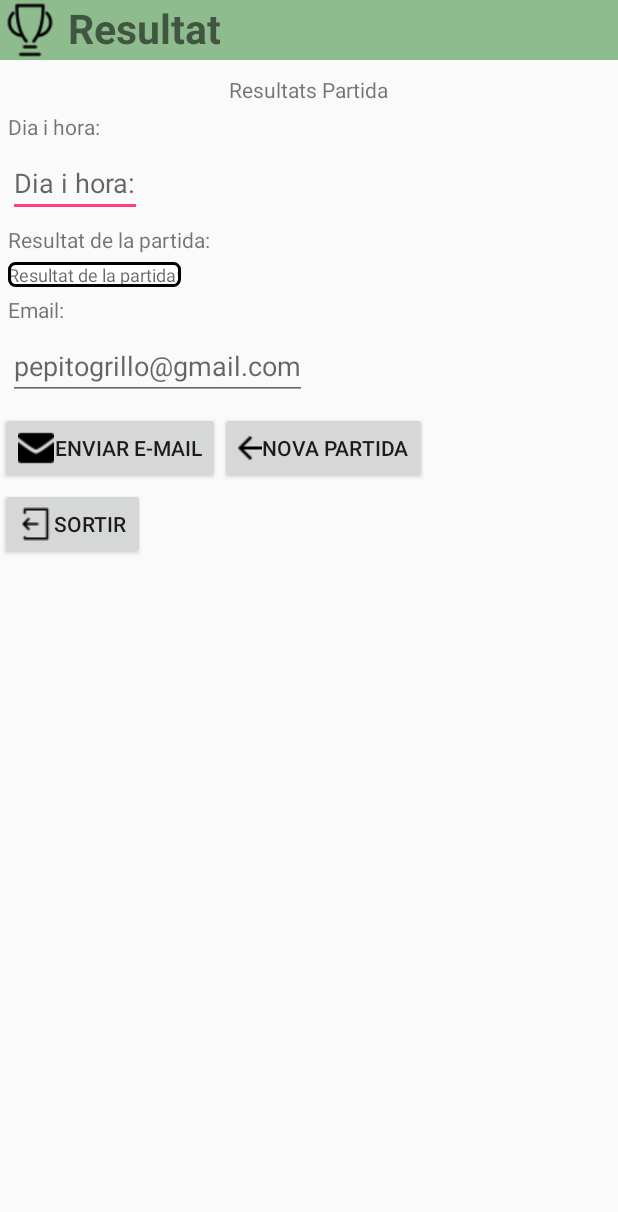
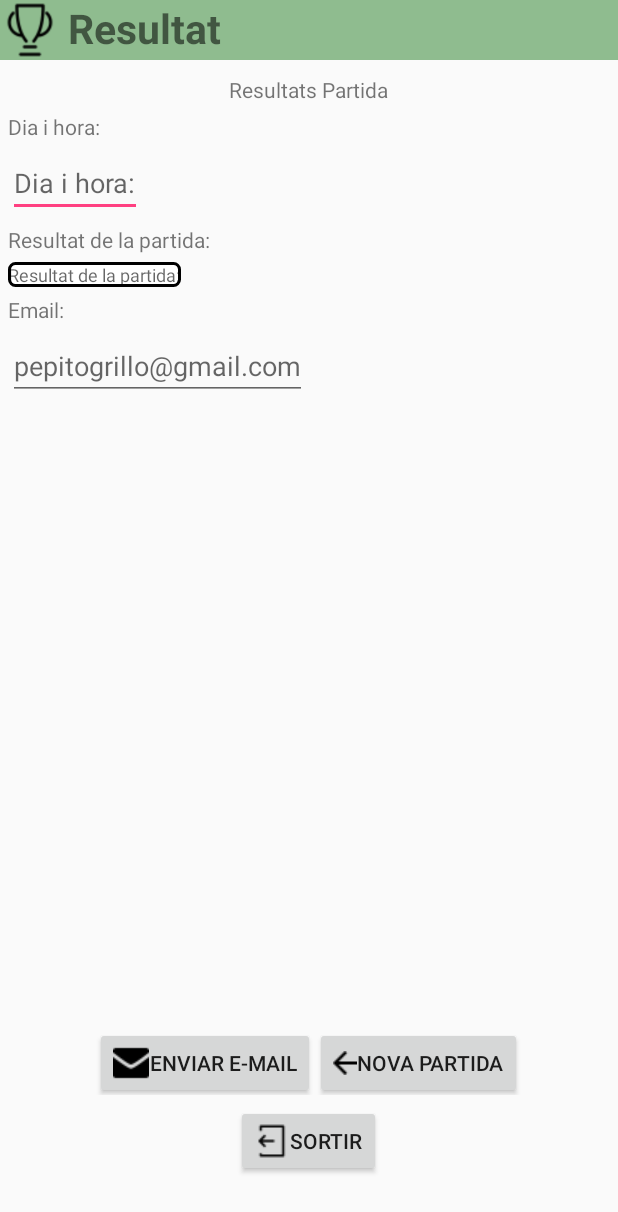
Before and after one commit to lrcarrera/Reversi, an Android app: the layout activity_resultados.xml on its own in the app's theme, with its tools: preview values and no code run, on a phone screen of 412 x 824 dp. Shown: the top 1212 px of the screen. Run offline under Robolectric (Android 15) with nearby library versions, the phone set to English and light mode, and no system bars.

Commit message:
strings changing...

```diff
--- a/app/src/main/res/layout-port/activity_configuracio.xml
+++ b/app/src/main/res/layout-port/activity_configuracio.xml
@@ -119,16 +119,19 @@
                 android:orientation="horizontal">
 
                 <RadioButton
+                    android:id="@+id/radio8"
                     android:layout_width="wrap_content"
                     android:layout_height="match_parent"
                     android:text="@string/opcio_1" />
 
                 <RadioButton
+                    android:id="@+id/radio6"
                     android:layout_width="wrap_content"
                     android:layout_height="wrap_content"
                     android:text="@string/opcio_2" />
 
                 <RadioButton
+                    android:id="@+id/radio4"
                     android:layout_width="wrap_content"
                     android:layout_height="wrap_content"
                     android:text="@string/opcio_3" />
--- a/app/src/main/res/layout/activity_resultados.xml
+++ b/app/src/main/res/layout/activity_resultados.xml
@@ -106,7 +106,9 @@
         android:id="@+id/buttom"
         android:layout_width="wrap_content"
         android:layout_height="wrap_content"
-        android:layout_below="@+id/edit_email"
+        android:layout_alignParentBottom="true"
+        android:layout_centerHorizontal="true"
+        android:layout_marginBottom="94dp"
         android:gravity="center"
         android:orientation="horizontal">
 
@@ -116,19 +118,19 @@
             android:layout_height="wrap_content"
             android:layout_below="@+id/decor_buttom"
             android:layout_centerHorizontal="true"
-            android:text="@string/enviar_email"
             android:layout_marginTop="@dimen/margin_left"
             android:drawableLeft="@drawable/mail_icon"
-            android:onClick="sendEmail"/>
+            android:onClick="sendEmail"
+            android:text="@string/enviar_email" />
 
         <Button
             android:id="@+id/button_nova_partida"
             android:layout_width="wrap_content"
             android:layout_height="wrap_content"
-            android:text="@string/nova_paritda"
             android:layout_marginTop="@dimen/margin_left"
             android:drawableLeft="@drawable/left_arrow"
-            android:onClick="newGame"/>
+            android:onClick="newGame"
+            android:text="@string/nova_paritda" />
 
 
     </LinearLayout>
@@ -137,12 +139,13 @@
         android:id="@+id/button_sortir"
         android:layout_width="wrap_content"
         android:layout_height="wrap_content"
-        android:text="@string/sortir"
+        android:layout_alignParentBottom="true"
+        android:layout_centerHorizontal="true"
+        android:layout_marginBottom="39dp"
+        android:drawableLeft="@drawable/exit_icon"
         android:gravity="center"
-        android:layout_marginTop="@dimen/margin_left"
-        android:layout_below="@+id/buttom"
-        android:drawableLeft="@drawable/exit_icon"
-        android:onClick="exitGame"/>
+        android:onClick="exitGame"
+        android:text="@string/sortir" />
 
 
 
```
Also changed, not shown: app/src/main/java/com/example/radu/reversi/Configuracio.java (+23 -4 lines), app/src/main/java/com/example/radu/reversi/CustomAdapter.java (+16 -12 lines), app/src/main/java/com/example/radu/reversi/Resultados.java (+31 -37 lines), app/src/main/res/values/strings.xml (+25 -0 lines).
